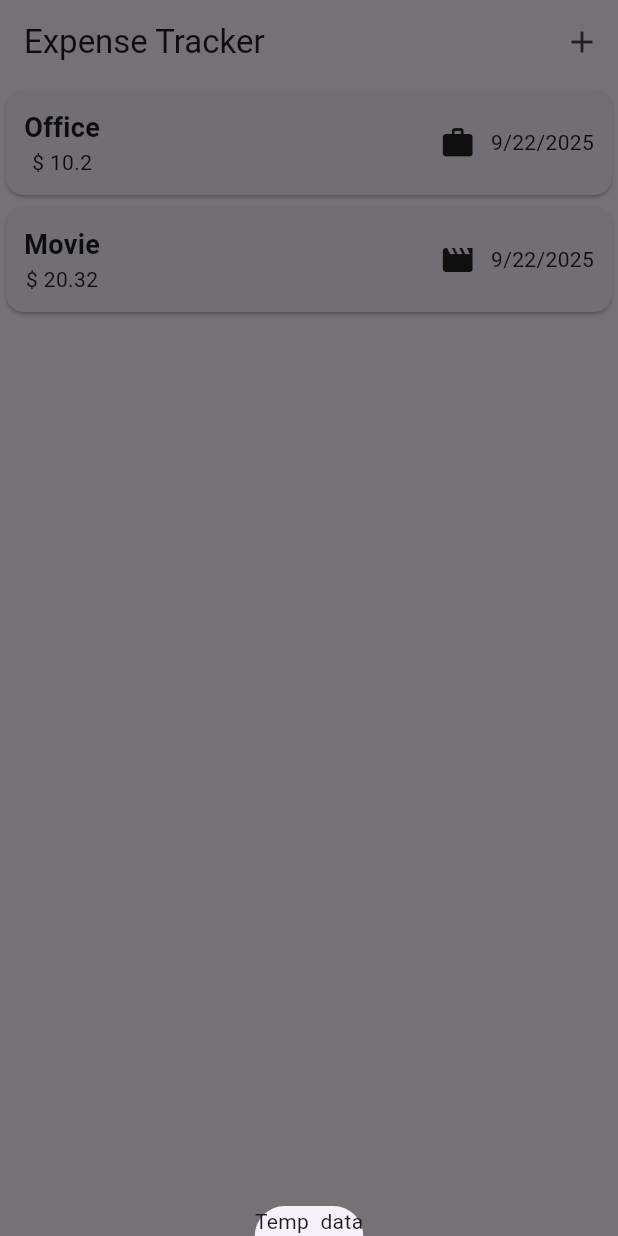
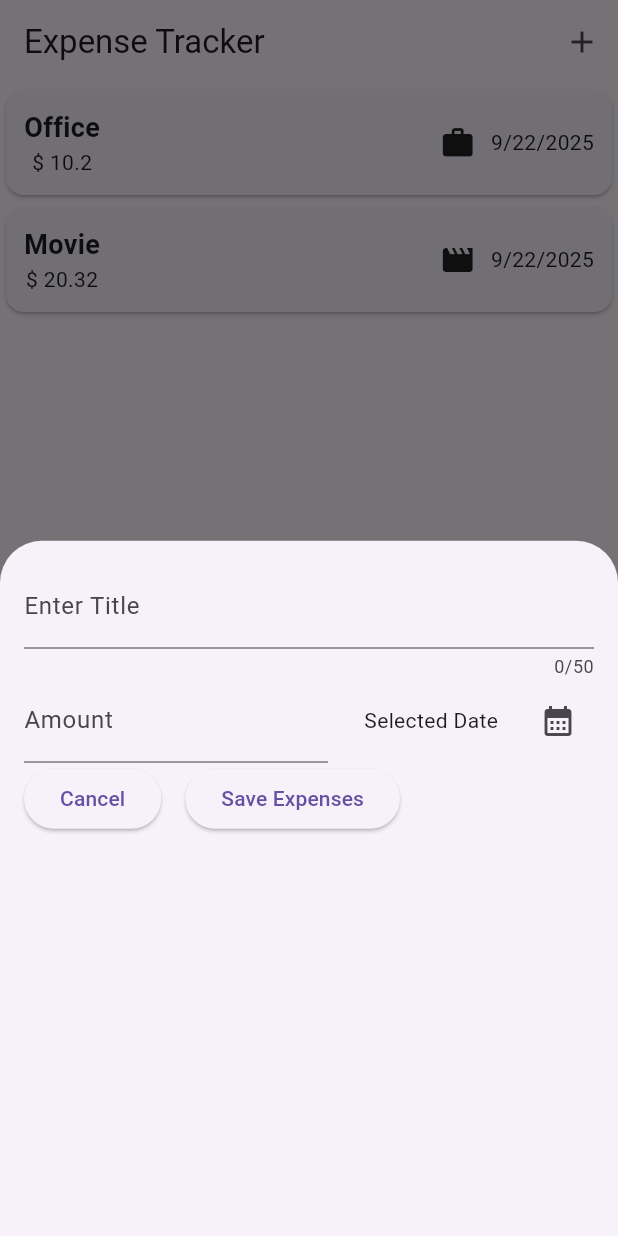
Before and after one commit to Ayushkumar-gitt/ExpenseTrackerFinal, a Flutter app: the screen it shows after launch, after a tap on the "add" icon, on a phone screen of 412 x 824 dp. Run offline on Flutter 3.47's test engine with Material 3 defaults, Android fonts, the light colour scheme and no system bars.

Commit message:
ExpenseAdding

```diff
--- /dev/null
+++ b/lib/expense_adding.dart
@@ -0,0 +1,79 @@
+import 'package:flutter/material.dart';
+
+class ExpenseAdding extends StatefulWidget {
+  const ExpenseAdding({super.key});
+
+  @override
+  State<ExpenseAdding> createState() => _ExpenseAddingState();
+}
+
+class _ExpenseAddingState extends State<ExpenseAdding> {
+  String title = "";
+  double amount = 0;
+
+  void openDatePicker() {
+    final now = DateTime.now();
+    final FirstDate = DateTime(now.year - 1, now.month, now.day);
+    showDatePicker(context: context, firstDate: FirstDate, lastDate: now);
+  }
+
+  @override
+  Widget build(BuildContext context) {
+    return Padding(
+      padding: EdgeInsetsGeometry.all(16),
+      child: Column(
+        children: [
+          TextField(
+            maxLength: 50,
+            onChanged: (value) {
+              title = value;
+            },
+            decoration: InputDecoration(label: Text("Enter Title")),
+          ),
+          Row(
+            children: [
+              Expanded(
+                child: TextField(
+                  onChanged: (value) {
+                    amount = value as double;
+                  },
+                  keyboardType: TextInputType.numberWithOptions(),
+                  decoration: InputDecoration(
+                    label: Text("Amount"),
+                    prefixText: '\$',
+                  ),
+                ),
+              ),
+              SizedBox(width: 24),
+              Row(
+                children: [
+                  Text("Selected Date"),
+                  SizedBox(width: 16),
+                  IconButton(onPressed: openDatePicker, icon: Icon(Icons.calendar_month)),
+                ],
+              ),
+            ],
+          ),
+
+          Row(
+            children: [
+              ElevatedButton(
+                onPressed: () {
+                  Navigator.pop(context);
+                },
+                child: Text("Cancel"),
+              ),
+              SizedBox(width: 16),
+              ElevatedButton(
+                onPressed: () {
+                  print(title);
+                },
+                child: Text("Save Expenses"),
+              ),
+            ],
+          ),
+        ],
+      ),
+    );
+  }
+}
--- a/lib/expenses.dart
+++ b/lib/expenses.dart
@@ -1,3 +1,4 @@
+import 'package:expense_tracker_2/expense_adding.dart';
 import 'package:expense_tracker_2/expense_list.dart';
 import 'package:expense_tracker_2/expense_model.dart';
 import 'package:flutter/material.dart';
@@ -28,7 +29,7 @@ class _ExpensesState extends State<Expenses> {
     showModalBottomSheet(
       context: context,
       builder: (ctx) {
-        return Text("Temp  data");
+        return ExpenseAdding();
       },
     );
   }
```
